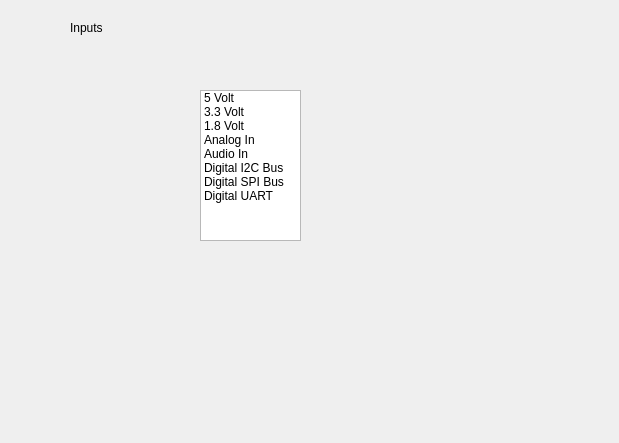
Qt form gui/qtdesigner/InputWidget.ui (wyattduber/CyDAQ) before a commit.
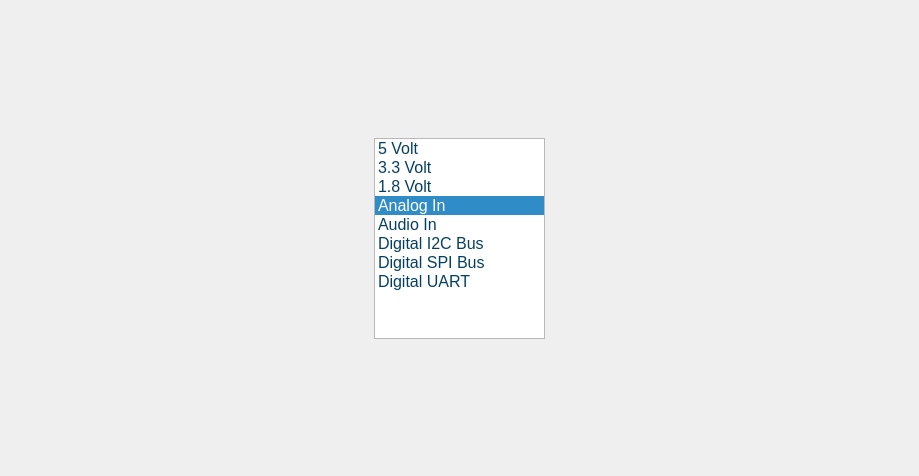
The same form after that commit.

Commit message: Input Widget UI Done

```diff
--- a/gui/qtdesigner/InputWidget.ui
+++ b/gui/qtdesigner/InputWidget.ui
@@ -6,35 +6,54 @@
    <rect>
     <x>0</x>
     <y>0</y>
-    <width>619</width>
-    <height>443</height>
+    <width>919</width>
+    <height>476</height>
    </rect>
   </property>
+  <property name="minimumSize">
+   <size>
+    <width>919</width>
+    <height>476</height>
+   </size>
+  </property>
+  <property name="maximumSize">
+   <size>
+    <width>919</width>
+    <height>476</height>
+   </size>
+  </property>
   <property name="windowTitle">
    <string>Form</string>
   </property>
-  <widget class="QLabel" name="label">
-   <property name="geometry">
-    <rect>
-     <x>70</x>
-     <y>20</y>
-     <width>181</width>
-     <height>16</height>
-    </rect>
-   </property>
-   <property name="text">
-    <string>Inputs</string>
-   </property>
-  </widget>
+  <property name="styleSheet">
+   <string notr="true">QWidget {
+	font-family: &quot;Segoe UI&quot;;
+	font-size: 16px;
+	color: #033f63;
+}
+</string>
+  </property>
   <widget class="QListWidget" name="inputList">
    <property name="geometry">
     <rect>
-     <x>200</x>
-     <y>90</y>
-     <width>101</width>
-     <height>151</height>
+     <x>374</x>
+     <y>138</y>
+     <width>171</width>
+     <height>201</height>
     </rect>
    </property>
+   <property name="tabKeyNavigation">
+    <bool>true</bool>
+   </property>
+   <property name="modelColumn">
+    <number>0</number>
+   </property>
+   <property name="uniformItemSizes">
+    <bool>false</bool>
+   </property>
+   <property name="currentRow">
+    <number>3</number>
+   </property>
    <item>
     <property name="text">
      <string>5 Volt</string>
```
The commit also changes 1 other file.
